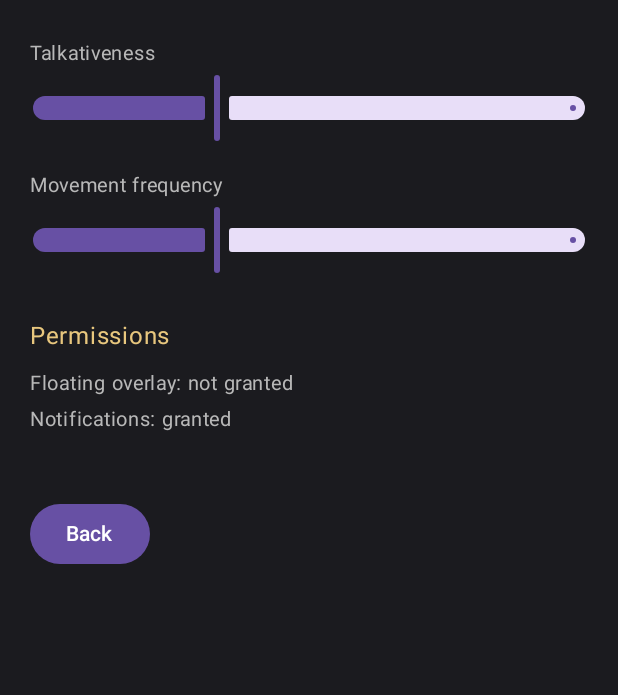
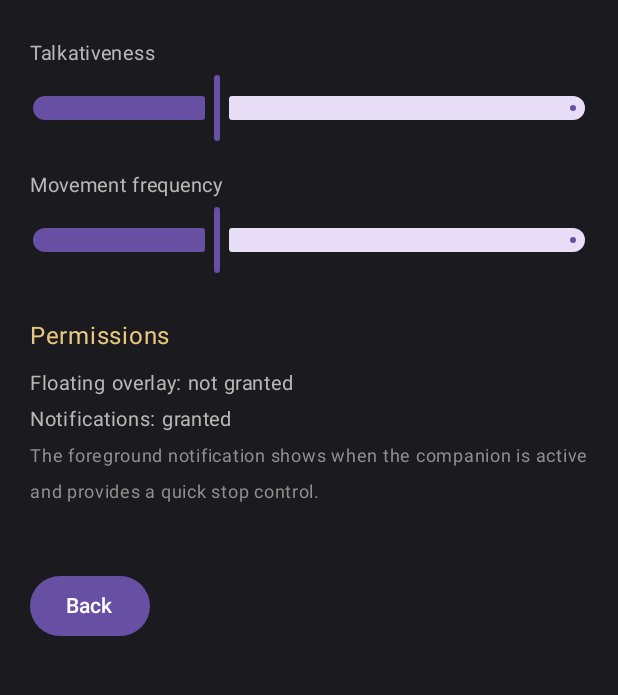
Before and after one commit to wolfgangachyuta/congenial-fishstick, an Android app built with Jetpack Compose: the screen it shows after launch (MainActivity), after a tap on "Settings", on a phone screen of 412 x 824 dp, the part 66-761 px from its top. Run offline under Robolectric (Android 15) with nearby library versions, the phone set to English and light mode, and no system bars; 1 other tap on this screen came first.

Commit message:
Keep sleeping companion at rest and document notification controls

```diff
--- a/app/src/main/java/com/aurelion/app/EagleAnimationController.kt
+++ b/app/src/main/java/com/aurelion/app/EagleAnimationController.kt
@@ -98,7 +98,9 @@ class EagleAnimationController {
     }
 
     suspend fun say(text: String, holdMillis: Long = 4200) {
+        if (isManuallyAsleep) return
         withExclusiveControl {
+            if (isManuallyAsleep) return@withExclusiveControl
             try {
                 speechText = text
                 forceState(
--- a/app/src/main/java/com/aurelion/app/MainActivity.kt
+++ b/app/src/main/java/com/aurelion/app/MainActivity.kt
@@ -296,6 +296,18 @@ fun AurelionSettingsScreen(onBack: () -> Unit) {
             color = Color(0xFFB8B8B8),
             fontSize = 13.sp
         )
+        Text(
+            "The foreground notification shows when the companion is active and provides a quick stop control.",
+            color = Color(0xFF8F8F8F),
+            fontSize = 12.sp
+        )
+        if (!notificationsGranted) {
+            Text(
+                "If notifications are denied, Android may show the active companion in system task controls instead.",
+                color = Color(0xFF8F8F8F),
+                fontSize = 12.sp
+            )
+        }
         Spacer(modifier = Modifier.height(12.dp))
         Spacer(modifier = Modifier.height(28.dp))
         Button(onClick = onBack) {
```
Also changed, not shown: app/src/main/java/com/aurelion/app/OverlayService.kt (+9 -0 lines), 2 other files.
